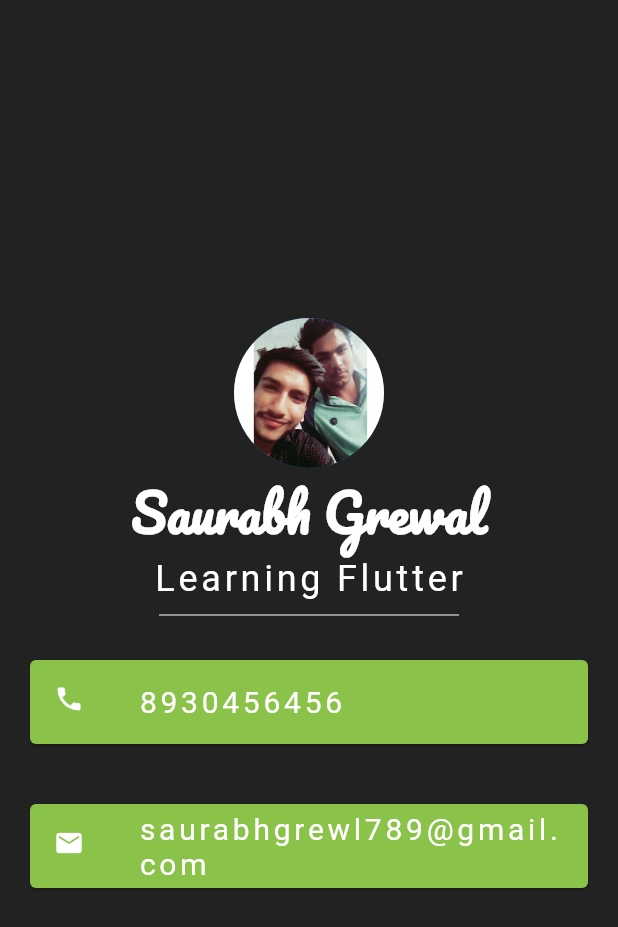
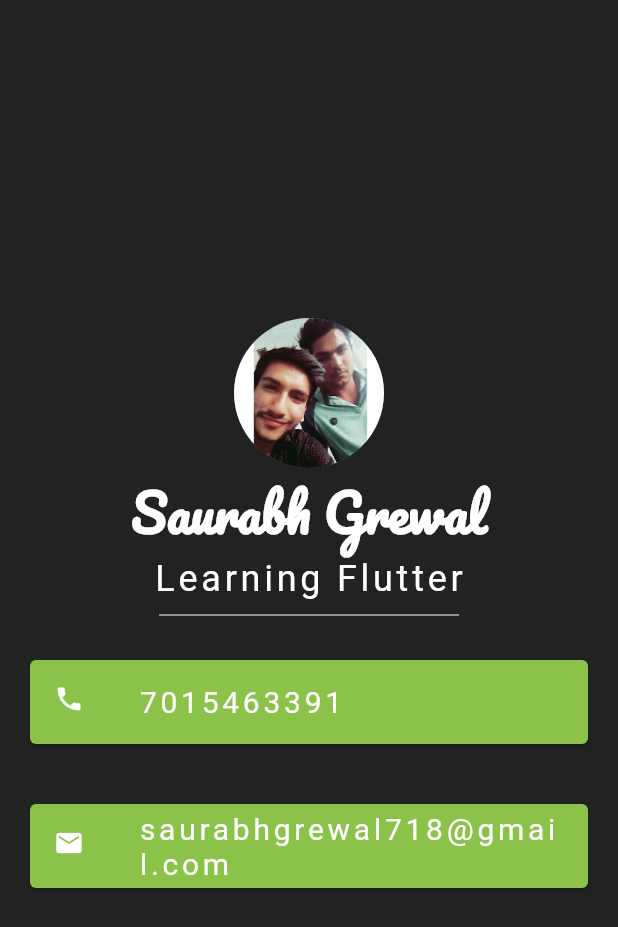
Before and after one commit to saurabhgrewal718/flutter-basic-ui, a Flutter app: the screen it shows after launch, on a phone screen of 412 x 824 dp. Shown: the top 927 px of the screen. Run offline on Flutter 3.47's test engine with Material 2 defaults, Android fonts, the phone set to English and light mode, and no system bars; Roboto replaces fonts that are missing (SourseSansPro).

Commit message:
updated contact

```diff
--- a/lib/main.dart
+++ b/lib/main.dart
@@ -51,7 +51,7 @@ class MyApp extends StatelessWidget {
                   child: ListTile(
                     leading: Icon(Icons.phone ,size: 20,color: Colors.white,),
                     title: Text(
-                      "8930456456",
+                      "7015463391",
                       style: TextStyle(
                           fontFamily: 'SourseSansPro',
                           fontSize: 20,
@@ -67,7 +67,7 @@ class MyApp extends StatelessWidget {
                 child: ListTile(
                   leading: Icon(Icons.email ,size: 20,color: Colors.white,),
                   title: Text(
-                    "saurabhgrewl789@gmail.com",
+                    "saurabhgrewal718@gmail.com",
                     style: TextStyle(
                         fontFamily: 'SourseSansPro',
                         fontSize: 20,
```
